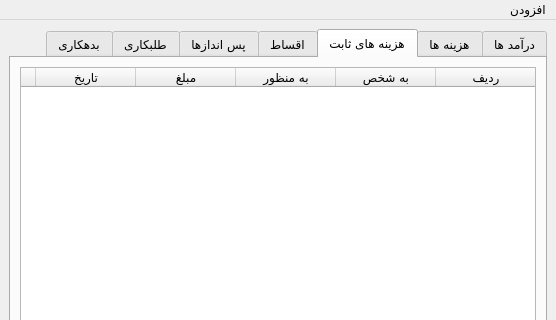
Old version of the form gui/main_page.ui in the repository HossseinSaberi/PaymentQT; both pictures show x 0 to 556 and y 0 to 320 of the 556 by 464 pixel window.
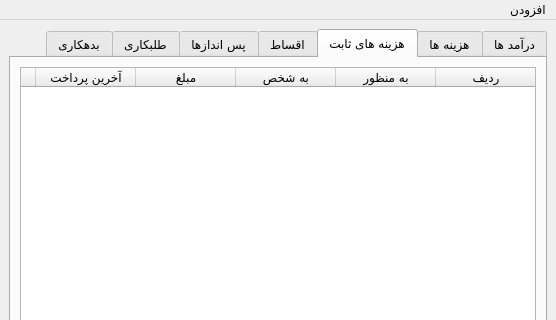
New version of the form. The open tabs and pages were chosen to show the change. Icons and pictures are not drawn.

Diff of the .ui file:
```diff
--- a/gui/main_page.ui
+++ b/gui/main_page.ui
@@ -185,6 +185,12 @@
           <property name="sizeAdjustPolicy">
            <enum>QAbstractScrollArea::AdjustToContents</enum>
           </property>
+          <property name="sortingEnabled">
+           <bool>true</bool>
+          </property>
+          <attribute name="horizontalHeaderStretchLastSection">
+           <bool>true</bool>
+          </attribute>
           <column>
            <property name="text">
             <string>ردیف</string>
@@ -195,6 +201,16 @@
             </font>
            </property>
           </column>
+          <column>
+           <property name="text">
+            <string>به منظور</string>
+           </property>
+           <property name="font">
+            <font>
+             <family>B Nazanin</family>
+            </font>
+           </property>
+          </column>
           <column>
            <property name="text">
             <string>به شخص</string>
@@ -205,16 +221,6 @@
             </font>
            </property>
           </column>
-          <column>
-           <property name="text">
-            <string>به منظور</string>
-           </property>
-           <property name="font">
-            <font>
-             <family>B Nazanin</family>
-            </font>
-           </property>
-          </column>
           <column>
            <property name="text">
             <string>مبلغ</string>
@@ -227,7 +233,7 @@
           </column>
           <column>
            <property name="text">
-            <string>تاریخ</string>
+            <string>آخرین پرداخت</string>
            </property>
            <property name="font">
             <font>
```
Left out of the diff: 18 changed lines with no effect on the pictures.
